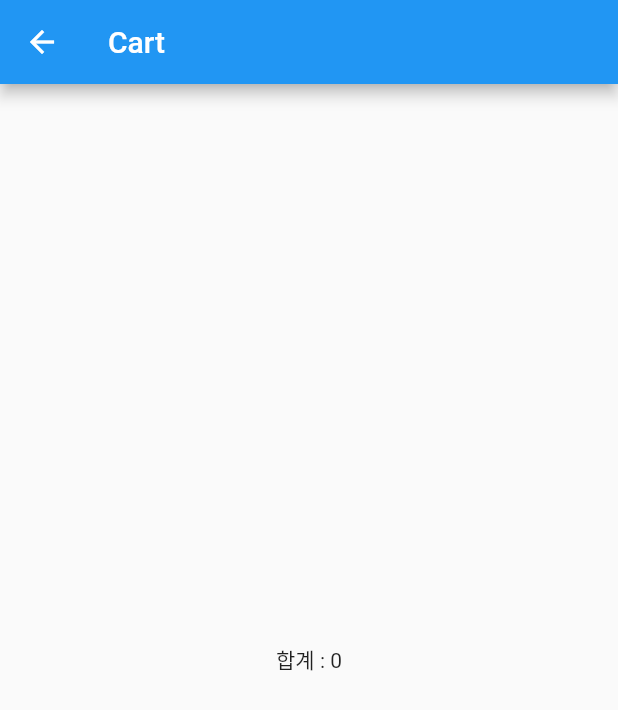
After one commit to jiyeonjoy/flutter_cart_bloc, a Flutter app: the Catalog screen opened directly, after a tap on the "archive" icon, on a phone screen of 412 x 824 dp. The commit adds this screen. Shown: the top 710 px of the screen. Run offline on Flutter 3.47's test engine with Material 2 defaults, Android fonts, the phone set to English and light mode, and no system bars; our stand-ins replace bloc, flutter_bloc.

Commit message:
체크한 상품 금액 합계 구하기

```diff
--- /dev/null
+++ b/lib/cart.dart
@@ -0,0 +1,36 @@
+import 'package:flutter/material.dart';
+import 'package:flutter_bloc/flutter_bloc.dart';
+import 'package:flutter_cart_bloc/bloc/cart_bloc.dart';
+import 'package:bloc/bloc.dart';
+import 'bloc/cart_bloc.dart';
+import 'item.dart';
+
+class Cart extends StatefulWidget {
+  @override
+  _CartState createState() => _CartState();
+}
+
+class _CartState extends State<Cart> {
+
+  @override
+  Widget build(BuildContext context) {
+
+    return Scaffold(
+      appBar: AppBar(
+        title: Text('Cart'),
+      ),
+      body: BlocBuilder<CartBloc, List<Item>>(
+          bloc: BlocProvider.of<CartBloc>(context),
+          builder: (BuildContext context, List state) {
+            var sum = 0;
+            if (state.length > 0) {
+              // 누적되서 더한다는 뜻임.
+              sum = state.map((item) => item.price).reduce((x, y) => x + y);
+            }
+            return Center(
+              child: Text('합계 : $sum'),
+            );
+            }),
+      );
+  }
+}
--- a/lib/catalog.dart
+++ b/lib/catalog.dart
@@ -1,6 +1,7 @@
 import 'package:flutter/material.dart';
 import 'package:flutter_bloc/flutter_bloc.dart';
 import 'package:flutter_cart_bloc/bloc/cart_bloc.dart';
+import 'package:flutter_cart_bloc/cart.dart';
 import 'package:flutter_cart_bloc/item.dart';
 
 class Catalog extends StatefulWidget {
@@ -21,7 +22,10 @@ class _CatalogState extends State<Catalog> {
           actions: <Widget>[
             IconButton(
               icon: Icon(Icons.archive),
-              onPressed: () {},
+              onPressed: () {
+                Navigator.of(context)
+                    .push(MaterialPageRoute(builder: (_) => Cart()));
+              },
             )
           ],
         ),
```
